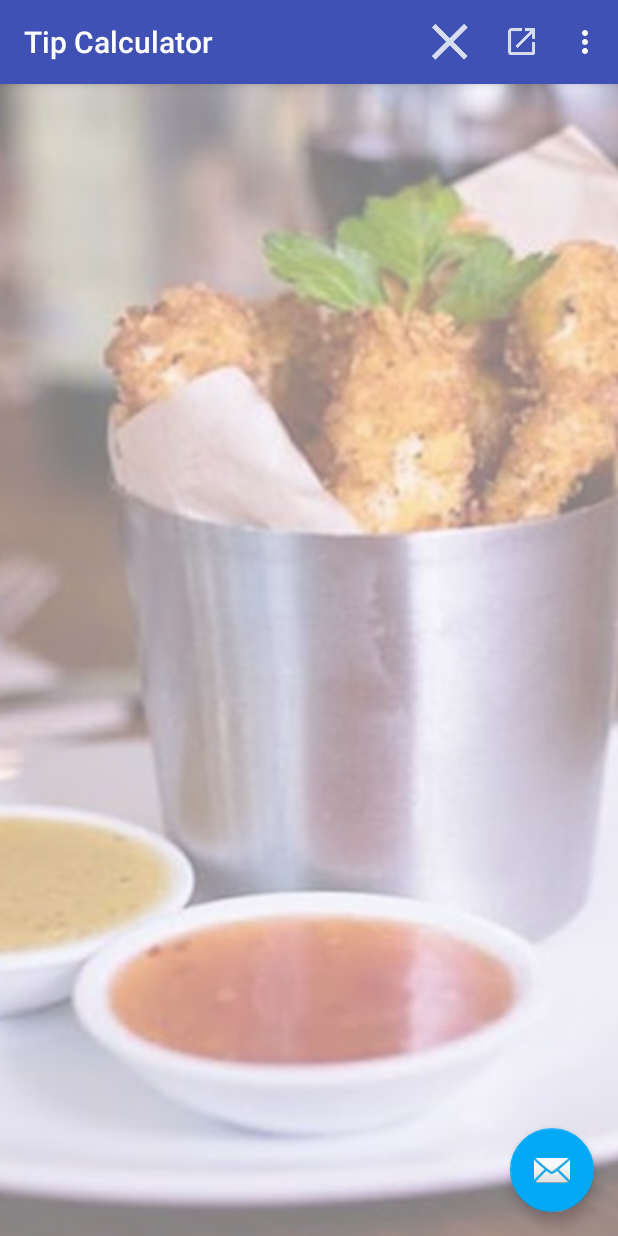
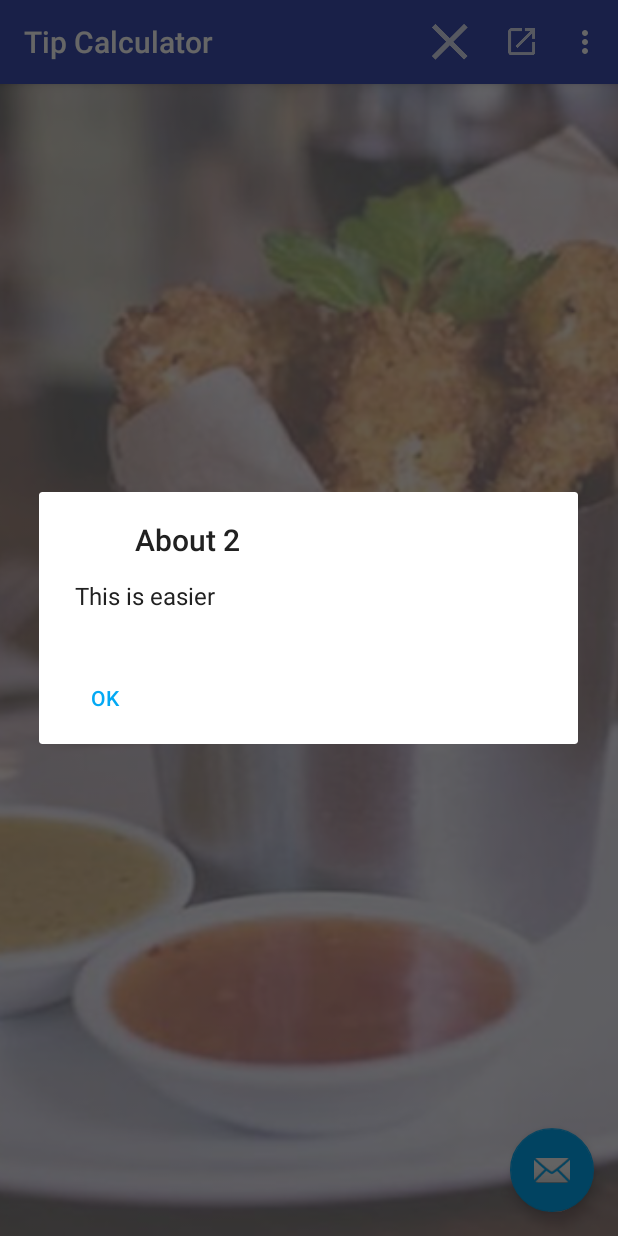
Before and after one commit to cdruk/drukier-mco451-fall-2018, an Android app: the screen it shows after launch (MainActivity), in the options menu, after a tap on "About", on a phone screen of 412 x 824 dp. Run offline under Robolectric (Android 15) with nearby library versions, the phone set to English and light mode, and no system bars.

Commit message:
about dialog and night themes

```diff
--- a/TipCalculator/app/src/main/java/com/example/chana/tipcalculator/activities/MainActivity.java
+++ b/TipCalculator/app/src/main/java/com/example/chana/tipcalculator/activities/MainActivity.java
@@ -1,6 +1,7 @@
 package com.example.chana.tipcalculator.activities;
 
 import android.Manifest;
+import android.content.DialogInterface;
 import android.content.Intent;
 import android.content.SharedPreferences;
 import android.content.pm.PackageManager;
@@ -11,6 +12,7 @@ import android.support.design.widget.FloatingActionButton;
 import android.support.design.widget.Snackbar;
 import android.support.v4.app.ActivityCompat;
 import android.support.v4.content.ContextCompat;
+import android.support.v7.app.AlertDialog;
 import android.support.v7.app.AppCompatActivity;
 import android.support.v7.app.AppCompatDelegate;
 import android.support.v7.widget.Toolbar;
@@ -235,5 +237,21 @@ public class MainActivity extends AppCompatActivity {
     public void showAbout(MenuItem item) {
         Toast.makeText(getApplicationContext(),
                 "About...", Toast.LENGTH_LONG).show();
+
+        /*AlertDialog.Builder adb = new AlertDialog.Builder(MainActivity.this);
+        adb.setTitle("About...");
+        adb.setMessage("Yay me!");
+        adb.setIcon(R.drawable.ic_logo);
+        adb.setNeutralButton(getString(android.R.string.ok), new DialogInterface.OnClickListener() {
+            @Override
+            public void onClick(DialogInterface dialogInterface, int i) {
+                Toast.makeText(getApplicationContext(),
+                        "Clicked OK...", Toast.LENGTH_LONG).show();
+            }
+        });
+        adb.show();*/
+
+        Utils.showInfoDialog(MainActivity.this,
+                "About 2", "This is easier");
     }
 }
--- a/TipCalculator/app/src/main/res/menu/menu_main.xml
+++ b/TipCalculator/app/src/main/res/menu/menu_main.xml
@@ -32,4 +32,6 @@
         android:title="@string/action_about"
         app:showAsAction="never"
         android:onClick="showAbout"/>
+
+
 </menu>
--- /dev/null
+++ b/TipCalculator/app/src/main/res/values-night/colors.xml
@@ -0,0 +1,6 @@
+<?xml version="1.0" encoding="utf-8"?>
+<resources>
+    <color name="colorPrimaryText">@android:color/primary_text_dark</color>
+    <color name="colorSecondaryText">@android:color/secondary_text_dark</color>
+    <color name="colorDefaultBackground">@android:color/background_dark</color>
+    </resources>
--- /dev/null
+++ b/TipCalculator/app/src/main/res/values-night/styles.xml
@@ -0,0 +1,4 @@
+<?xml version="1.0" encoding="utf-8"?>
+<resources>
+    <style name="AppTheme.PopupOverlay" parent="ThemeOverlay.AppCompat.Dark"/>
+</resources>
```
